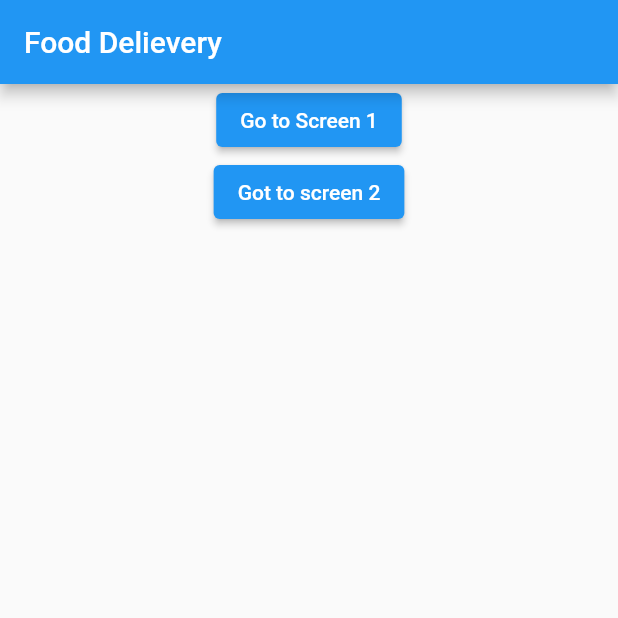
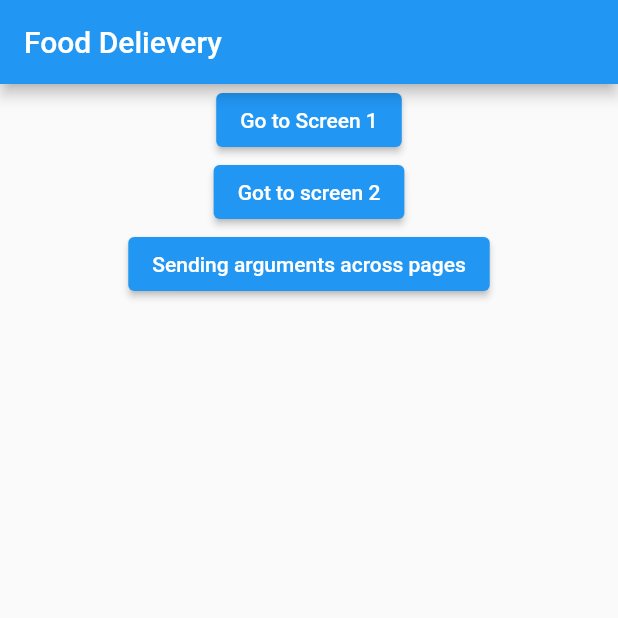
Before and after one commit to MickeyDLuffy/fledgling__flutter, a Flutter app: the screen it shows after launch, on a phone screen of 412 x 824 dp, the top half of it. Run offline on Flutter 3.47's test engine with Material 2 defaults, Android fonts, the phone set to English and light mode, and no system bars.

Commit message:
Sending data across pages with routes using route arguments

```diff
--- a/lib/HomePage.dart
+++ b/lib/HomePage.dart
@@ -1,3 +1,5 @@
+import 'package:falcon_wings/ClassWithScreenArgs.dart';
+import 'package:falcon_wings/ScreenArguments.dart';
 import 'package:flutter/cupertino.dart';
 import 'package:flutter/material.dart';
 
@@ -20,7 +22,14 @@ class HomePage extends StatelessWidget {
                 onPressed: () {
                   Navigator.pushNamed(context, '/screen2');
                 },
-                child: Text('Got to screen 2'))
+                child: Text('Got to screen 2')),
+            ElevatedButton(
+                onPressed: () {
+                  Navigator.pushNamed(context, ClassWithScreenArgs.routeName,
+                      arguments:
+                          ScreenArguments('Flutter', 'Welcome here Maities'));
+                },
+                child: Text('Sending arguments across pages')),
           ],
         ),
       ),
--- /dev/null
+++ b/lib/ScreenArguments.dart
@@ -0,0 +1,5 @@
+class ScreenArguments {
+  String title;
+  String message;
+  ScreenArguments(this.title, this.message);
+}
--- a/lib/main.dart
+++ b/lib/main.dart
@@ -112,6 +112,7 @@
 //   }
 // }
 
+import 'package:falcon_wings/ClassWithScreenArgs.dart';
 import 'package:falcon_wings/HomePage.dart';
 import 'package:flutter/material.dart';
 import 'package:flutter/material.dart';
@@ -127,6 +128,7 @@ void main() {
     routes: {
       '/screen1': (context) => Screen0(),
       '/screen2': (context) => Screen1(),
+      ClassWithScreenArgs.routeName: (context) => ClassWithScreenArgs()
     },
   ));
 }
```
Also changed, not shown: lib/ClassWithScreenArgs.dart (added, +23 -0 lines).
